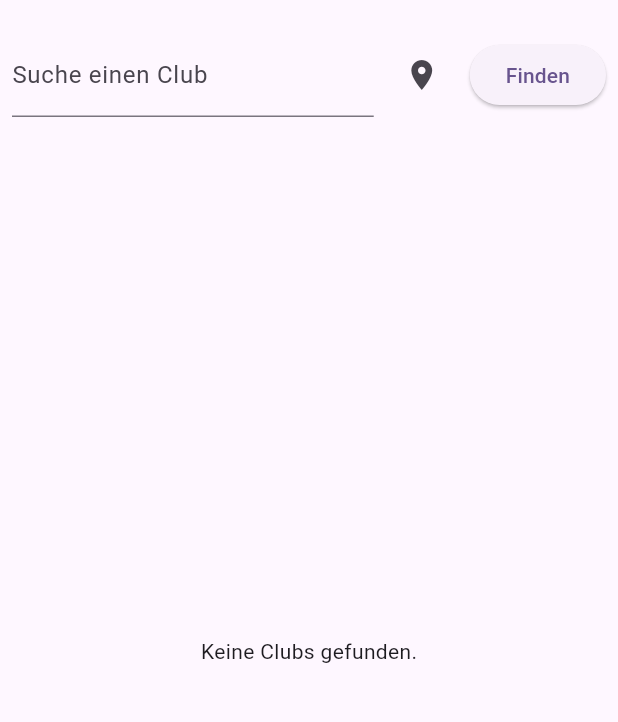
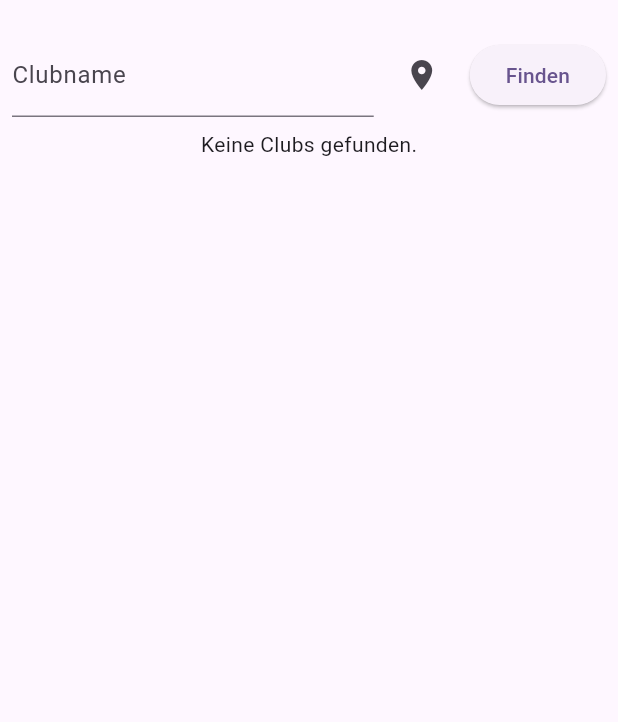
Before and after one commit to JohannesWeizenegger/MobileDev-ClubRating, a Flutter app: the CustomerPage screen opened directly, on a phone screen of 412 x 824 dp, the part 63-785 px from its top. Run offline on Flutter 3.47's test engine with Material 3 defaults, Android fonts, the phone set to English and light mode, and no system bars; our stand-ins replace cloud_firestore, firebase_auth, firebase_core, firebase_storage, image_picker, sign_in_button; missing offline and left inert: canna_club_rating; accounts and stored records are empty.

Commit message:
usability improved

```diff
--- a/lib/pages/customer_page.dart
+++ b/lib/pages/customer_page.dart
@@ -254,7 +254,8 @@ class _CustomerPageState extends State<CustomerPage> {
       appBar: AppBar(
         title: const Text("Canna-Clubs"),
       ),
-      body: Column(
+      body: SingleChildScrollView(
+        child: Column(
           children: [
             Padding(
               padding: const EdgeInsets.all(8.0),
@@ -264,8 +265,11 @@ class _CustomerPageState extends State<CustomerPage> {
                     child: TextFormField(
                       controller: _searchNameController,
                       decoration: const InputDecoration(
-                      labelText: "Suche einen Club",
+                        labelText: "Clubname",
                       ),
+                      onFieldSubmitted: (value) {
+                        performSearch();
+                      },
                     ),
                   ),
                   const SizedBox(width: 8),
@@ -289,12 +293,14 @@ class _CustomerPageState extends State<CustomerPage> {
                   onDeleted: _resetSearch,
                 ),
               ),
-          Expanded(
-            child: isLoading
-                ? const Center(child: CircularProgressIndicator())
-                : clubs.isEmpty
-                ? const Center(child: Text("Keine Clubs gefunden."))
-                : ListView.builder(
+            if (isLoading)
+              const Center(child: CircularProgressIndicator())
+            else if (clubs.isEmpty)
+              const Center(child: Text("Keine Clubs gefunden."))
+            else
+              ListView.builder(
+                physics: NeverScrollableScrollPhysics(),
+                shrinkWrap: true,
                 itemCount: clubs.length,
                 itemBuilder: (context, index) {
                   final club = clubs[index];
@@ -350,7 +356,8 @@ class _CustomerPageState extends State<CustomerPage> {
                         ),
                         Row(
                           children: [
-                          const Text('Bewertung: '),
+                            Expanded(
+                                child: const Text('Bewertung: ')),
                             for (int i = 1; i <= 5; i++)
                               IconButton(
                                 icon: Icon(
@@ -371,8 +378,8 @@ class _CustomerPageState extends State<CustomerPage> {
                   );
                 },
               ),
+          ],
         ),
-        ],
       ),
     );
   }
@@ -421,7 +428,8 @@ class _LocationDialogState extends State<LocationDialog> {
 
   @override
   Widget build(BuildContext context) {
-    return AlertDialog(
+    return SingleChildScrollView(
+      child: AlertDialog(
         title: const Text("Standort und Entfernung"),
         content: Column(
           mainAxisSize: MainAxisSize.min,
@@ -477,6 +485,7 @@ class _LocationDialogState extends State<LocationDialog> {
             child: const Text("Speichern"),
           ),
         ],
+      ),
     );
   }
 }
```
Also changed, not shown: lib/pages/club_page.dart (+37 -18 lines). Lines whose indentation alone changed are shown as unchanged.
